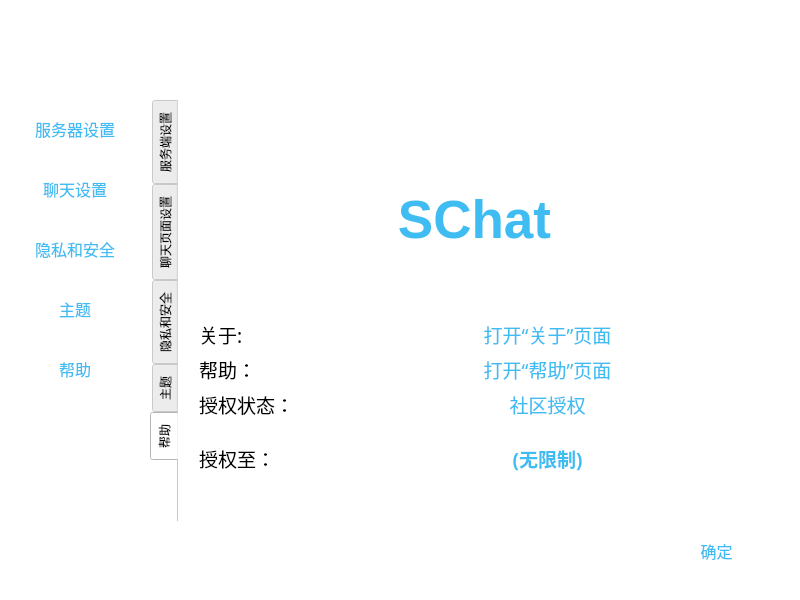
This is setting.ui in StarInitial/SChat_Qt_Client as Qt 5 draws it before an edit. The edited form follows.
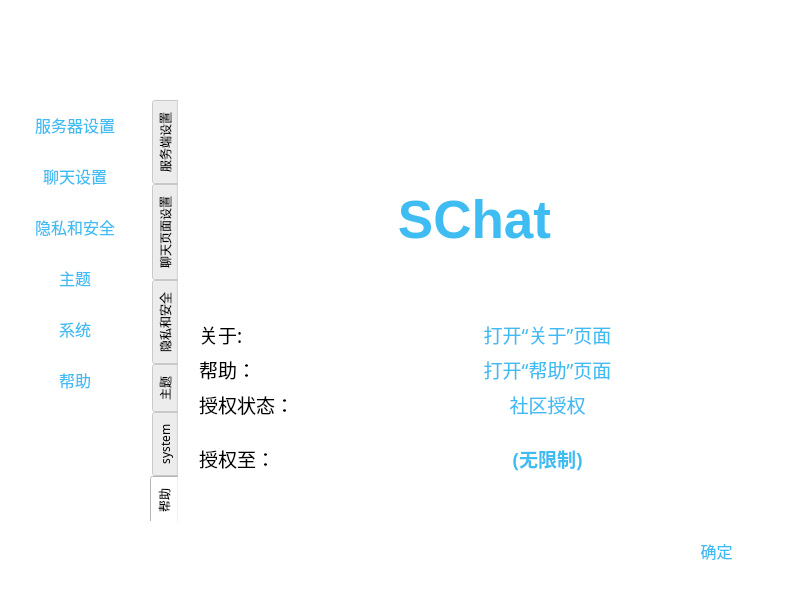
This is the edited form. The open tabs and pages were chosen to show the change. Icons and pictures are not drawn.

Diff of the .ui file:
```diff
--- a/setting.ui
+++ b/setting.ui
@@ -1512,6 +1512,11 @@
      </property>
     </widget>
    </widget>
+   <widget class="QWidget" name="tab">
+    <attribute name="title">
+     <string>system</string>
+    </attribute>
+   </widget>
    <widget class="QWidget" name="about">
     <attribute name="title">
      <string>帮助</string>
@@ -1914,6 +1919,41 @@
       </property>
      </widget>
     </item>
+    <item>
+     <widget class="QPushButton" name="system_btn">
+      <property name="minimumSize">
+       <size>
+        <width>120</width>
+        <height>50</height>
+       </size>
+      </property>
+      <property name="font">
+       <font>
+        <family>Microsoft YaHei</family>
+        <pointsize>12</pointsize>
+       </font>
+      </property>
+      <property name="layoutDirection">
+       <enum>Qt::LeftToRight</enum>
+      </property>
+      <property name="styleSheet">
+       <string notr="true">QPushButton{
+background-color: rgba(225, 225, 225, 0);
+color: rgb(63, 188, 242);
+border:0;
+}
+QPushButton:hover{
+background-color: rgb(225, 225, 225, 100);
+}
+QPushButton:pressed{
+background-color: rgb(225, 225, 225, 200);
+}</string>
+      </property>
+      <property name="text">
+       <string>系统</string>
+      </property>
+     </widget>
+    </item>
     <item>
      <widget class="QPushButton" name="about_btn">
       <property name="minimumSize">
```
Left out of the diff: 5 changed lines with no effect on the pictures.
